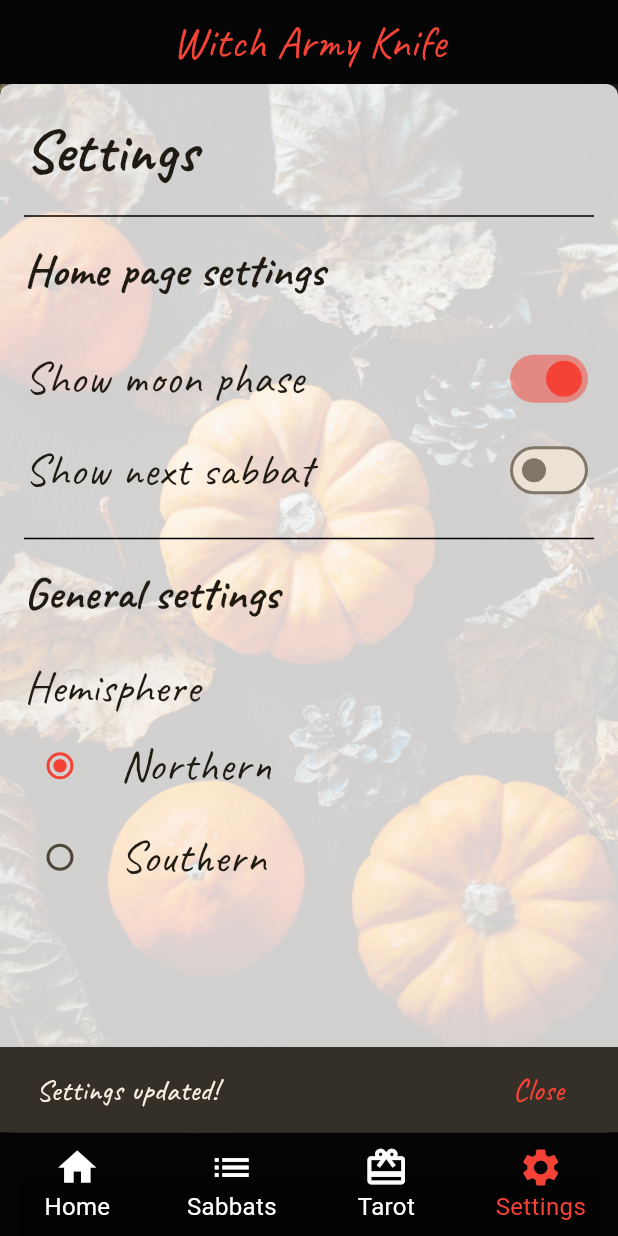
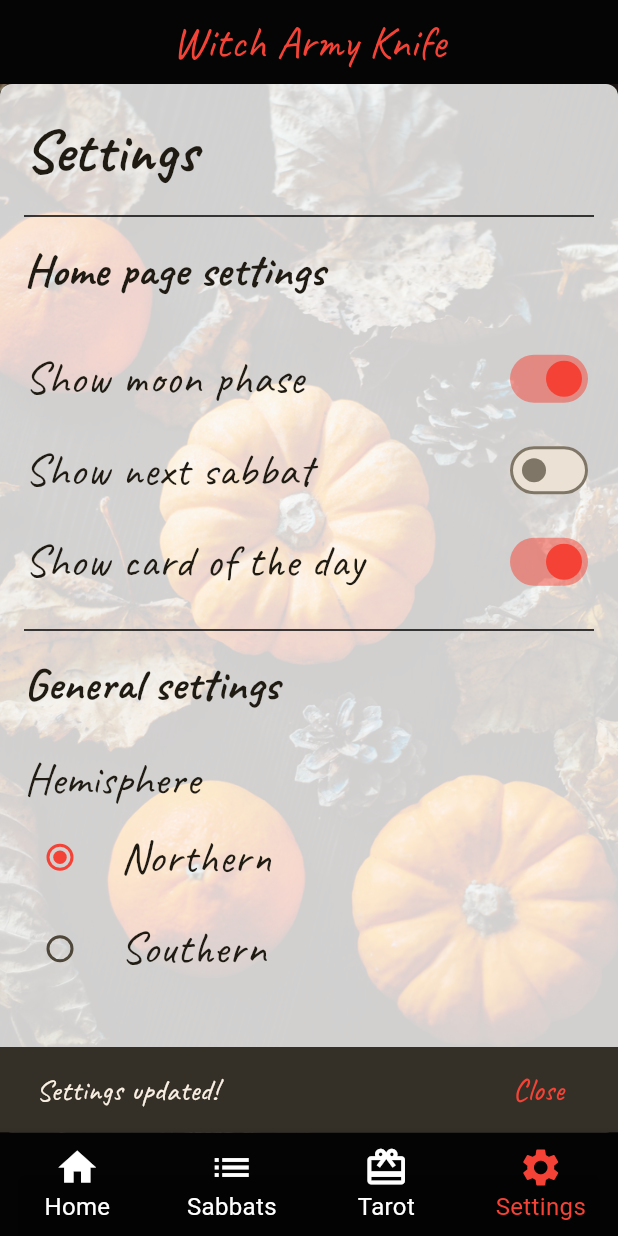
Before and after one commit to Celssi/wheel-of-the-year, a Flutter app: the screen it shows after launch, item 4 of the bottom bar chosen, after a tap on "Show next sabbat", on a phone screen of 412 x 824 dp. Run offline on Flutter 3.47's test engine with Material 2 defaults, Android fonts, the phone set to English and light mode, and no system bars; our stand-ins replace connectivity_plus, flutter_mobx, freezed_annotation, mobx, shared_preferences; generated files the repository leaves out were written again; network calls fail.

Commit message:
Add card of the day

```diff
--- /dev/null
+++ b/lib/models/tarot_deck.dart
@@ -0,0 +1,106 @@
+import 'package:witch_army_knife/models/tarot_card.dart';
+
+class TarotDeck {
+  TarotDeck();
+
+  final List<TarotCard> majorArcana = [
+    TarotCard("0 Fool", "assets/images/tarot/0_Fool.jpeg"),
+    TarotCard("1 The Magician", "assets/images/tarot/1_Magician.jpeg"),
+    TarotCard(
+        "2 The High Priestess", "assets/images/tarot/2_High_Priestess.jpeg"),
+    TarotCard("3 The Empress", "assets/images/tarot/3_Empress.jpeg"),
+    TarotCard("4 The Emperor", "assets/images/tarot/4_Emperor.jpeg"),
+    TarotCard("5 The Hierophant", "assets/images/tarot/5_Hierophant.jpeg"),
+    TarotCard("6 The Lovers", "assets/images/tarot/6_Lovers.jpeg"),
+    TarotCard("7 The Chariot", "assets/images/tarot/7_Chariot.jpeg"),
+    TarotCard("8 Strength", "assets/images/tarot/8_Strength.jpeg"),
+    TarotCard("9 The Hermit", "assets/images/tarot/9_Hermit.jpeg"),
+    TarotCard(
+        "10 Wheel of Fortune", "assets/images/tarot/10_Wheel_of_Fortune.jpeg"),
+    TarotCard("11 Justice", "assets/images/tarot/11_Justice.jpeg"),
+    TarotCard("12 The Hanged Man", "assets/images/tarot/12_Hanged_Man.jpeg"),
+    TarotCard("13 Death", "assets/images/tarot/13_Death.jpeg"),
+    TarotCard("14 Temperance", "assets/images/tarot/14_Temperance.jpeg"),
+    TarotCard("15 The Devil", "assets/images/tarot/15_Devil.jpeg"),
+    TarotCard("16 The Tower", "assets/images/tarot/16_Tower.jpeg"),
+    TarotCard("17 The Star", "assets/images/tarot/17_Star.jpeg"),
+    TarotCard("18 The Moon", "assets/images/tarot/18_Moon.jpeg"),
+    TarotCard("19 The Sun", "assets/images/tarot/19_Sun.jpeg"),
+    TarotCard("20 Judgement", "assets/images/tarot/20_Judgement.jpeg"),
+    TarotCard("21 The World", "assets/images/tarot/21_World.jpeg"),
+  ];
+
+  final List<TarotCard> wands = [
+    TarotCard("Ace of Wands", "assets/images/tarot/Wands01.jpg"),
+    TarotCard("Two of Wands", "assets/images/tarot/Wands02.jpg"),
+    TarotCard("Three of Wands", "assets/images/tarot/Wands03.jpg"),
+    TarotCard("Four of Wands", "assets/images/tarot/Wands04.jpg"),
+    TarotCard("Five of Wands", "assets/images/tarot/Wands05.jpg"),
+    TarotCard("Six of Wands", "assets/images/tarot/Wands06.jpg"),
+    TarotCard("Seven of Wands", "assets/images/tarot/Wands07.jpg"),
+    TarotCard("Eight of Wands", "assets/images/tarot/Wands08.jpg"),
+    TarotCard("Nine of Wands", "assets/images/tarot/Wands09.jpg"),
+    TarotCard("Ten of Wands", "assets/images/tarot/Wands10.jpg"),
+    TarotCard("Page of Wands", "assets/images/tarot/Wands11.jpg"),
+    TarotCard("Knight of Wands", "assets/images/tarot/Wands12.jpg"),
+    TarotCard("Queen of Wands", "assets/images/tarot/Wands13.jpg"),
+    TarotCard("King of Wands", "assets/images/tarot/Wands14.jpg"),
+  ];
+
+  final List<TarotCard> swords = [
+    TarotCard("Ace of Swords", "assets/images/tarot/Swords01.jpg"),
+    TarotCard("Two of Swords", "assets/images/tarot/Swords02.jpg"),
+    TarotCard("Three of Swords", "assets/images/tarot/Swords03.jpg"),
+    TarotCard("Four of Swords", "assets/images/tarot/Swords04.jpg"),
+    TarotCard("Five of Swords", "assets/images/tarot/Swords05.jpg"),
+    TarotCard("Six of Swords", "assets/images/tarot/Swords06.jpg"),
+    TarotCard("Seven of Swords", "assets/images/tarot/Swords07.jpg"),
+    TarotCard("Eight of Swords", "assets/images/tarot/Swords08.jpg"),
+    TarotCard("Nine of Swords", "assets/images/tarot/Swords09.jpg"),
+    TarotCard("Ten of Swords", "assets/images/tarot/Swords10.jpg"),
+    TarotCard("Page of Swords", "assets/images/tarot/Swords11.jpg"),
+    TarotCard("Knight of Swords", "assets/images/tarot/Swords12.jpg"),
+    TarotCard("Queen of Swords", "assets/images/tarot/Swords13.jpg"),
+    TarotCard("King of Swords", "assets/images/tarot/Swords14.jpg"),
+  ];
+
+  final List<TarotCard> pentacles = [
+    TarotCard("Ace of Pentacles", "assets/images/tarot/Pents01.jpg"),
+    TarotCard("Two of Pentacles", "assets/images/tarot/Pents02.jpg"),
+    TarotCard("Three of Pentacles", "assets/images/tarot/Pents03.jpg"),
+    TarotCard("Four of Pentacles", "assets/images/tarot/Pents04.jpg"),
+    TarotCard("Five of Pentacles", "assets/images/tarot/Pents05.jpg"),
+    TarotCard("Six of Pentacles", "assets/images/tarot/Pents06.jpg"),
+    TarotCard("Seven of Pentacles", "assets/images/tarot/Pents07.jpg"),
+    TarotCard("Eight of Pentacles", "assets/images/tarot/Pents08.jpg"),
+    TarotCard("Nine of Pentacles", "assets/images/tarot/Pents09.jpg"),
+    TarotCard("Ten of Pentacles", "assets/images/tarot/Pents10.jpg"),
+    TarotCard("Page of Pentacles", "assets/images/tarot/Pents11.jpg"),
+    TarotCard("Knight of Pentacles", "assets/images/tarot/Pents12.jpg"),
+    TarotCard("Queen of Pentacles", "assets/images/tarot/Pents13.jpg"),
+    TarotCard("King of Pentacles", "assets/images/tarot/Pents14.jpg"),
+  ];
+
+  final List<TarotCard> cups = [
+    TarotCard("Ace of Cups", "assets/images/tarot/Cups01.jpg"),
+    TarotCard("Two of Cups", "assets/images/tarot/Cups02.jpg"),
+    TarotCard("Three of Cups", "assets/images/tarot/Cups03.jpg"),
+    TarotCard("Four of Cups", "assets/images/tarot/Cups04.jpg"),
+    TarotCard("Five of Cups", "assets/images/tarot/Cups05.jpg"),
+    TarotCard("Six of Cups", "assets/images/tarot/Cups06.jpg"),
+    TarotCard("Seven of Cups", "assets/images/tarot/Cups07.jpg"),
+    TarotCard("Eight of Cups", "assets/images/tarot/Cups08.jpg"),
+    TarotCard("Nine of Cups", "assets/images/tarot/Cups09.jpg"),
+    TarotCard("Ten of Cups", "assets/images/tarot/Cups10.jpg"),
+    TarotCard("Page of Cups", "assets/images/tarot/Cups11.jpg"),
+    TarotCard("Knight of Cups", "assets/images/tarot/Cups12.jpg"),
+    TarotCard("Queen of Cups", "assets/images/tarot/Cups13.jpg"),
+    TarotCard("King of Cups", "assets/images/tarot/Cups14.jpg"),
+  ];
+
+  List<TarotCard> getAllCards() {
+    List<TarotCard> card = List.of(
+        [...majorArcana, ...cups, ...wands, ...swords, ...pentacles]);
+    return card;
+  }
+}
--- a/lib/pages/home/home.dart
+++ b/lib/pages/home/home.dart
@@ -4,6 +4,7 @@ import 'package:witch_army_knife/helper-widgets/background-container.dart';
 import 'package:witch_army_knife/main.dart';
 import 'package:witch_army_knife/pages/home/moon_card.dart';
 import 'package:witch_army_knife/pages/home/sabbat_card.dart';
+import 'package:witch_army_knife/pages/home/tarot_card.dart';
 
 class Home extends StatelessWidget {
   const Home({super.key});
@@ -14,7 +15,8 @@ class Home extends StatelessWidget {
         builder: (_) => BackgroundContainer(
             backgroundImage: 'assets/images/${dataStore.closestSabbatName}.png',
             child: ListView(
-              padding: const EdgeInsets.only(left: 16, right: 16, top: 32),
+              padding: const EdgeInsets.only(
+                  left: 16, right: 16, top: 32, bottom: 32),
               children: [
                 if (settingsStore.showNextSabbat) ...[
                   const SabbatCard(),
@@ -22,7 +24,13 @@ class Home extends StatelessWidget {
                     height: 20,
                   ),
                 ],
-                if (settingsStore.showMoonPhase) const MoonCard(),
+                if (settingsStore.showMoonPhase) ...[
+                  const MoonCard(),
+                  const SizedBox(
+                    height: 20,
+                  ),
+                ],
+                if (settingsStore.showCardOfTheDay) const TarotCard(),
               ],
             )));
   }
--- /dev/null
+++ b/lib/pages/home/tarot_card.dart
@@ -0,0 +1,55 @@
+import 'package:flutter/material.dart';
+import 'package:witch_army_knife/helper-widgets/content-container.dart';
+import 'package:witch_army_knife/main.dart';
+import 'package:witch_army_knife/pages/tarot/tarot_single.dart';
+
+class TarotCard extends StatelessWidget {
+  const TarotCard({super.key});
+
+  @override
+  Widget build(BuildContext context) {
+    return InkWell(
+        splashColor: Colors.red,
+        onTap: () {
+          dataStore.setSelectedTarotCard(dataStore.cardOfTheDay);
+          Navigator.of(context).push(MaterialPageRoute(
+            builder: (context) => const TarotSingle(),
+          ));
+        },
+        child: ContentContainer(
+          child: Column(
+            children: <Widget>[
+              const Text(
+                'Tarot card of the day is',
+                style: TextStyle(fontSize: 35),
+              ),
+              Text(
+                dataStore.cardOfTheDay.name,
+                style: const TextStyle(fontSize: 48),
+              ),
+              SizedBox.fromSize(size: const Size.fromHeight(10)),
+              ClipRRect(
+                borderRadius: BorderRadius.circular(10),
+                // Adjust the radius as needed
+                child: Image.asset(
+                  dataStore.cardOfTheDay.imagePath,
+                  height: 300,
+                ),
+              ),
+              if (dataStore.cardOfTheDayText.keywords.isNotEmpty) ...[
+                const SizedBox(height: 20),
+                Wrap(spacing: 5, runSpacing: 5, children: [
+                  ...dataStore.cardOfTheDayText.keywords
+                      .split(', ')
+                      .map((keyword) {
+                    return Chip(
+                        visualDensity: VisualDensity.compact,
+                        label: Text(keyword));
+                  })
+                ])
+              ]
+            ],
+          ),
+        ));
+  }
+}
--- a/lib/pages/settings/settings.dart
+++ b/lib/pages/settings/settings.dart
@@ -57,6 +57,18 @@ class Settings extends StatelessWidget {
                           settingsStore.setShowNextSabbat(value, context);
                         },
                       ),
+                      SwitchListTile(
+                        contentPadding: EdgeInsets.zero,
+                        value: settingsStore.showCardOfTheDay,
+                        title: const Text(
+                          'Show card of the day',
+                          style: TextStyle(fontSize: 30),
+                        ),
+                        activeColor: Colors.red,
+                        onChanged: (bool value) {
+                          settingsStore.setShowCardOfTheDay(value, context);
+                        },
+                      ),
                       const Divider(
                         height: 30,
                         thickness: 1,
--- a/lib/stores/data_store.dart
+++ b/lib/stores/data_store.dart
@@ -1,4 +1,5 @@
 import 'dart:async';
+import 'dart:math';
 
 import 'package:connectivity_plus/connectivity_plus.dart';
 import 'package:mobx/mobx.dart';
@@ -8,6 +9,7 @@ import 'package:witch_army_knife/models/hemisphere.dart';
 import 'package:witch_army_knife/models/sabbat.dart';
 import 'package:witch_army_knife/models/sabbat_text.dart';
 import 'package:witch_army_knife/models/tarot_card.dart';
+import 'package:witch_army_knife/models/tarot_deck.dart';
 import 'package:witch_army_knife/models/tarot_text.dart';
 
 part 'data_store.g.dart';
@@ -16,11 +18,12 @@ class DataStore = DataStoreBase with _$DataStore;
 
 abstract class DataStoreBase with Store {
   DataStoreBase() {
-    Connectivity().checkConnectivity().then((connectivityResult) => {
-          hasInternet = connectivityResult == ConnectivityResult.mobile ||
-              connectivityResult == ConnectivityResult.wifi ||
-              connectivityResult == ConnectivityResult.ethernet
-        });
+    Connectivity().checkConnectivity().then((connectivityResult) =>
+    {
+      hasInternet = connectivityResult == ConnectivityResult.mobile ||
+          connectivityResult == ConnectivityResult.wifi ||
+          connectivityResult == ConnectivityResult.ethernet
+    });
 
     _subscription = Connectivity()
         .onConnectivityChanged
@@ -34,6 +37,12 @@ abstract class DataStoreBase with Store {
       } else if (hasInternet && selectedTarotCard != null) {
         getTarotText(selectedTarotCard!.name);
       }
+
+      if (hasInternet) {
+        textApi
+            .getTarotText(_selectCardOfTheDay().name)
+            .then((value) => cardOfTheDayText = value);
+      }
     });
   }
 
@@ -45,6 +54,10 @@ abstract class DataStoreBase with Store {
 
   @observable
   TarotText tarotText = const TarotText(name: '', text: '', keywords: '');
+
+  @observable
+  TarotText cardOfTheDayText =
+  const TarotText(name: '', text: '', keywords: '');
 
   @observable
   bool isLoading = false;
@@ -62,104 +75,7 @@ abstract class DataStoreBase with Store {
   bool hasInternet = false;
 
   @observable
-  List<TarotCard> majorArcana = [
-    TarotCard("0 Fool", "assets/images/tarot/0_Fool.jpeg"),
-    TarotCard("1 The Magician", "assets/images/tarot/1_Magician.jpeg"),
-    TarotCard(
-        "2 The High Priestess", "assets/images/tarot/2_High_Priestess.jpeg"),
-    TarotCard("3 The Empress", "assets/images/tarot/3_Empress.jpeg"),
-    TarotCard("4 The Emperor", "assets/images/tarot/4_Emperor.jpeg"),
-    TarotCard("5 The Hierophant", "assets/images/tarot/5_Hierophant.jpeg"),
-    TarotCard("6 The Lovers", "assets/images/tarot/6_Lovers.jpeg"),
-    TarotCard("7 The Chariot", "assets/images/tarot/7_Chariot.jpeg"),
-    TarotCard("8 Strength", "assets/images/tarot/8_Strength.jpeg"),
-    TarotCard("9 The Hermit", "assets/images/tarot/9_Hermit.jpeg"),
-    TarotCard(
-        "10 Wheel of Fortune", "assets/images/tarot/10_Wheel_of_Fortune.jpeg"),
-    TarotCard("11 Justice", "assets/images/tarot/11_Justice.jpeg"),
-    TarotCard("12 The Hanged Man", "assets/images/tarot/12_Hanged_Man.jpeg"),
-    TarotCard("13 Death", "assets/images/tarot/13_Death.jpeg"),
-    TarotCard("14 Temperance", "assets/images/tarot/14_Temperance.jpeg"),
-    TarotCard("15 The Devil", "assets/images/tarot/15_Devil.jpeg"),
-    TarotCard("16 The Tower", "assets/images/tarot/16_Tower.jpeg"),
-    TarotCard("17 The Star", "assets/images/tarot/17_Star.jpeg"),
-    TarotCard("18 The Moon", "assets/images/tarot/18_Moon.jpeg"),
-    TarotCard("19 The Sun", "assets/images/tarot/19_Sun.jpeg"),
-    TarotCard("20 Judgement", "assets/images/tarot/20_Judgement.jpeg"),
-    TarotCard("21 The World", "assets/images/tarot/21_World.jpeg"),
-  ];
-
-  @observable
-  List<TarotCard> wands = [
-    TarotCard("Ace of Wands", "assets/images/tarot/Wands01.jpg"),
-    TarotCard("Two of Wands", "assets/images/tarot/Wands02.jpg"),
-    TarotCard("Three of Wands", "assets/images/tarot/Wands03.jpg"),
-    TarotCard("Four of Wands", "assets/images/tarot/Wands04.jpg"),
-    TarotCard("Five of Wands", "assets/images/tarot/Wands05.jpg"),
-    TarotCard("Six of Wands", "assets/images/tarot/Wands06.jpg"),
-    TarotCard("Seven of Wands", "assets/images/tarot/Wands07.jpg"),
-    TarotCard("Eight of Wands", "assets/images/tarot/Wands08.jpg"),
-    TarotCard("Nine of Wands", "assets/images/tarot/Wands09.jpg"),
-    TarotCard("Ten of Wands", "assets/images/tarot/Wands10.jpg"),
-    TarotCard("Page of Wands", "assets/images/tarot/Wands11.jpg"),
-    TarotCard("Knight of Wands", "assets/images/tarot/Wands12.jpg"),
-    TarotCard("Queen of Wands", "assets/images/tarot/Wands13.jpg"),
-    TarotCard("King of Wands", "assets/images/tarot/Wands14.jpg"),
-  ];
-
-  @observable
-  List<TarotCard> swords = [
-    TarotCard("Ace of Swords", "assets/images/tarot/Swords01.jpg"),
-    TarotCard("Two of Swords", "assets/images/tarot/Swords02.jpg"),
-    TarotCard("Three of Swords", "assets/images/tarot/Swords03.jpg"),
-    TarotCard("Four of Swords", "assets/images/tarot/Swords04.jpg"),
-    TarotCard("Five of Swords", "assets/images/tarot/Swords05.jpg"),
-    TarotCard("Six of Swords", "assets/images/tarot/Swords06.jpg"),
-    TarotCard("Seven of Swords", "assets/images/tarot/Swords07.jpg"),
-    TarotCard("Eight of Swords", "assets/images/tarot/Swords08.jpg"),
-    TarotCard("Nine of Swords", "assets/images/tarot/Swords09.jpg"),
-    TarotCard("Ten of Swords", "assets/images/tarot/Swords10.jpg"),
-    TarotCard("Page of Swords", "assets/images/tarot/Swords11.jpg"),
-    TarotCard("Knight of Swords", "assets/images/tarot/Swords12.jpg"),
-    TarotCard("Queen of Swords", "assets/images/tarot/Swords13.jpg"),
-    TarotCard("King of Swords", "assets/images/tarot/Swords14.jpg"),
-  ];
-
-  @observable
-  List<TarotCard> pentacles = [
-    TarotCard("Ace of Pentacles", "assets/images/tarot/Pents01.jpg"),
-    TarotCard("Two of Pentacles", "assets/images/tarot/Pents02.jpg"),
-    TarotCard("Three of Pentacles", "assets/images/tarot/Pents03.jpg"),
-    TarotCard("Four of Pentacles", "assets/images/tarot/Pents04.jpg"),
-    TarotCard("Five of Pentacles", "assets/images/tarot/Pents05.jpg"),
-    TarotCard("Six of Pentacles", "assets/images/tarot/Pents06.jpg"),
-    TarotCard("Seven of Pentacles", "assets/images/tarot/Pents07.jpg"),
-    TarotCard("Eight of Pentacles", "assets/images/tarot/Pents08.jpg"),
-    TarotCard("Nine of Pentacles", "assets/images/tarot/Pents09.jpg"),
-    TarotCard("Ten of Pentacles", "assets/images/tarot/Pents10.jpg"),
-    TarotCard("Page of Pentacles", "assets/images/tarot/Pents11.jpg"),
-    TarotCard("Knight of Pentacles", "assets/images/tarot/Pents12.jpg"),
-    TarotCard("Queen of Pentacles", "assets/images/tarot/Pents13.jpg"),
-    TarotCard("King of Pentacles", "assets/images/tarot/Pents14.jpg"),
-  ];
-
-  @observable
-  List<TarotCard> cups = [
-    TarotCard("Ace of Cups", "assets/images/tarot/Cups01.jpg"),
-    TarotCard("Two of Cups", "assets/images/tarot/Cups02.jpg"),
-    TarotCard("Three of Cups", "assets/images/tarot/Cups03.jpg"),
-    TarotCard("Four of Cups", "assets/images/tarot/Cups04.jpg"),
-    TarotCard("Five of Cups", "assets/images/tarot/Cups05.jpg"),
-    TarotCard("Six of Cups", "assets/images/tarot/Cups06.jpg"),
-    TarotCard("Seven of Cups", "assets/images/tarot/Cups07.jpg"),
-    TarotCard("Eight of Cups", "assets/images/tarot/Cups08.jpg"),
-    TarotCard("Nine of Cups", "assets/images/tarot/Cups09.jpg"),
-    TarotCard("Ten of Cups", "assets/images/tarot/Cups10.jpg"),
-    TarotCard("Page of Cups", "assets/images/tarot/Cups11.jpg"),
-    TarotCard("Knight of Cups", "assets/images/tarot/Cups12.jpg"),
-    TarotCard("Queen of Cups", "assets/images/tarot/Cups13.jpg"),
-    TarotCard("King of Cups", "assets/images/tarot/Cups14.jpg"),
-  ];
+  TarotDeck tarotDeck = TarotDeck();
 
   late StreamSubscription<ConnectivityResult> _subscription;
 
@@ -212,7 +128,9 @@ abstract class DataStoreBase with Store {
     int daysUntil = 999;
 
     for (final sabbat in sabbats) {
-      int currentDaysUntil = sabbat.date.difference(now).inDays;
+      int currentDaysUntil = sabbat.date
+          .difference(now)
+          .inDays;
 
       if (currentDaysUntil >= 0 && currentDaysUntil < daysUntil) {
         daysUntil = currentDaysUntil;
@@ -226,11 +144,43 @@ abstract class DataStoreBase with Store {
   @computed
   int get daysUntilNextSabbat {
     DateTime now = DateTime.now();
-    return (closestSabbat.date.difference(now).inHours / 24).ceil();
+    return (closestSabbat.date
+        .difference(now)
+        .inHours / 24).ceil();
   }
 
   @computed
   String get closestSabbatName {
     return closestSabbat.name;
   }
+
+  @computed
+  TarotCard get cardOfTheDay {
+    TarotCard selectedCardOfTheDay = _selectCardOfTheDay();
+
+    if (hasInternet) {
+      textApi
+          .getTarotText(selectedCardOfTheDay.name)
+          .then((value) => cardOfTheDayText = value);
+    }
+
+    return selectedCardOfTheDay;
+  }
+
+  TarotCard _selectCardOfTheDay() {
+    List<TarotCard> cards = tarotDeck.getAllCards();
+    Random random = Random(42);
+    cards.shuffle(random);
+
+    DateTime date = DateTime.now();
+    int dayOfYear = date
+        .difference(DateTime(date.year))
+        .inDays + 1;
+
+    TarotCard selectedCardOfTheDay =
+    cards[dayOfYear % tarotDeck
+        .getAllCards()
+        .length];
+    return selectedCardOfTheDay;
+  }
 }
--- a/lib/stores/settings_store.dart
+++ b/lib/stores/settings_store.dart
@@ -14,6 +14,7 @@ class SettingsStore extends SettingsStoreBase with _$SettingsStore {
       prefs = value;
       showMoonPhase = prefs.getBool('moonPhase') ?? true;
       showNextSabbat = prefs.getBool('nextSabbat') ?? true;
+      showCardOfTheDay = prefs.getBool('cardOfTheDay') ?? true;
       hemisphere = Hemisphere.values[prefs.getInt('hemisphere') ?? 0];
       dataStore.loadSabbats(hemisphere);
     });
@@ -30,6 +31,9 @@ abstract class SettingsStoreBase with Store {
   @observable
   bool showNextSabbat = true;
 
+  @observable
+  bool showCardOfTheDay = true;
+
   @action
   void setShowMoonPhase(bool value, BuildContext context) {
     showMoonPhase = value;
@@ -41,6 +45,13 @@ abstract class SettingsStoreBase with Store {
   void setShowNextSabbat(bool value, BuildContext context) {
     showNextSabbat = value;
     prefs.setBool('nextSabbath', value);
+    _showUpdatedNotification(context);
+  }
+
+  @action
+  void setShowCardOfTheDay(bool value, BuildContext context) {
+    showCardOfTheDay = value;
+    prefs.setBool('cardOfTheDay', value);
     _showUpdatedNotification(context);
   }
 
```
Also changed, not shown: lib/pages/tarot/tarot.dart (+5 -5 lines), lib/stores/data_store.g.dart, lib/stores/settings_store.g.dart.
